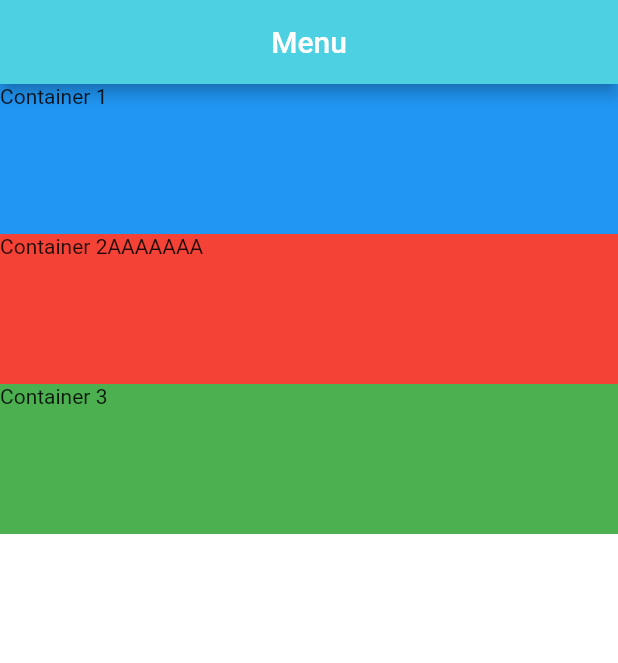
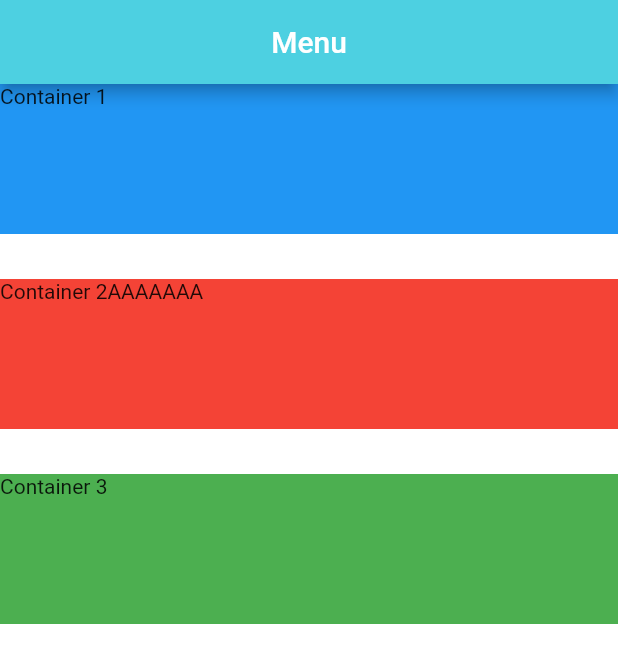
Before and after one commit to likhi1/bbayApp, a Flutter app: the screen it shows after launch, on a phone screen of 412 x 824 dp. Shown: the top 663 px of the screen. Run offline on Flutter 3.47's test engine with Material 2 defaults, Android fonts, the phone set to English and light mode, and no system bars.

Commit message:
Create Column OK

```diff
--- a/lib/main.dart
+++ b/lib/main.dart
@@ -33,7 +33,7 @@ class BbayApp extends StatelessWidget {
                 child: Text('Container 1'),
               ),
               SizedBox(
-                width: 30.0, //**  set create margin
+                height: 30.0, //**  set create margin
               ),
               Container(
                 height: 100.0,
@@ -42,7 +42,7 @@ class BbayApp extends StatelessWidget {
                 child: Text('Container 2AAAAAAA'),
               ),
               SizedBox(
-                width: 30.0,
+                height: 30.0,
               ),
               Container(
                 height: 100.0,
@@ -52,7 +52,7 @@ class BbayApp extends StatelessWidget {
                 child: Text('Container 3'),
               ),
               SizedBox(
-                width: 30.0,
+                height: 30.0,
               ),
             ],
           ),
```
